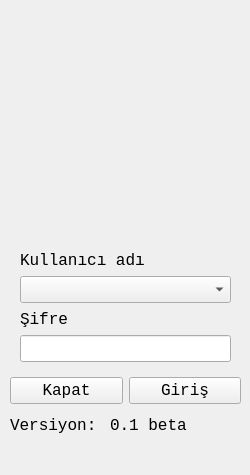
Old version of the form loginform.ui in the repository mamoo81/bhss.
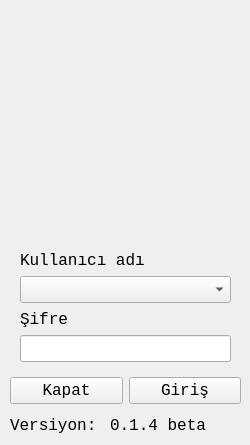
New version of the form. Icons and pictures are not drawn.

Diff of the .ui file:
```diff
--- a/loginform.ui
+++ b/loginform.ui
@@ -7,9 +7,21 @@
     <x>0</x>
     <y>0</y>
     <width>250</width>
-    <height>475</height>
+    <height>445</height>
    </rect>
   </property>
+  <property name="minimumSize">
+   <size>
+    <width>250</width>
+    <height>445</height>
+   </size>
+  </property>
+  <property name="maximumSize">
+   <size>
+    <width>250</width>
+    <height>445</height>
+   </size>
+  </property>
   <property name="font">
    <font>
     <family>Monospace</family>
@@ -129,7 +141,7 @@
      </rect>
     </property>
     <property name="text">
-     <string>0.1 beta</string>
+     <string>0.1.4 beta</string>
     </property>
    </widget>
    <widget class="QLabel" name="label_4">
```
Left out of the diff: 25 changed lines with no effect on the pictures.
